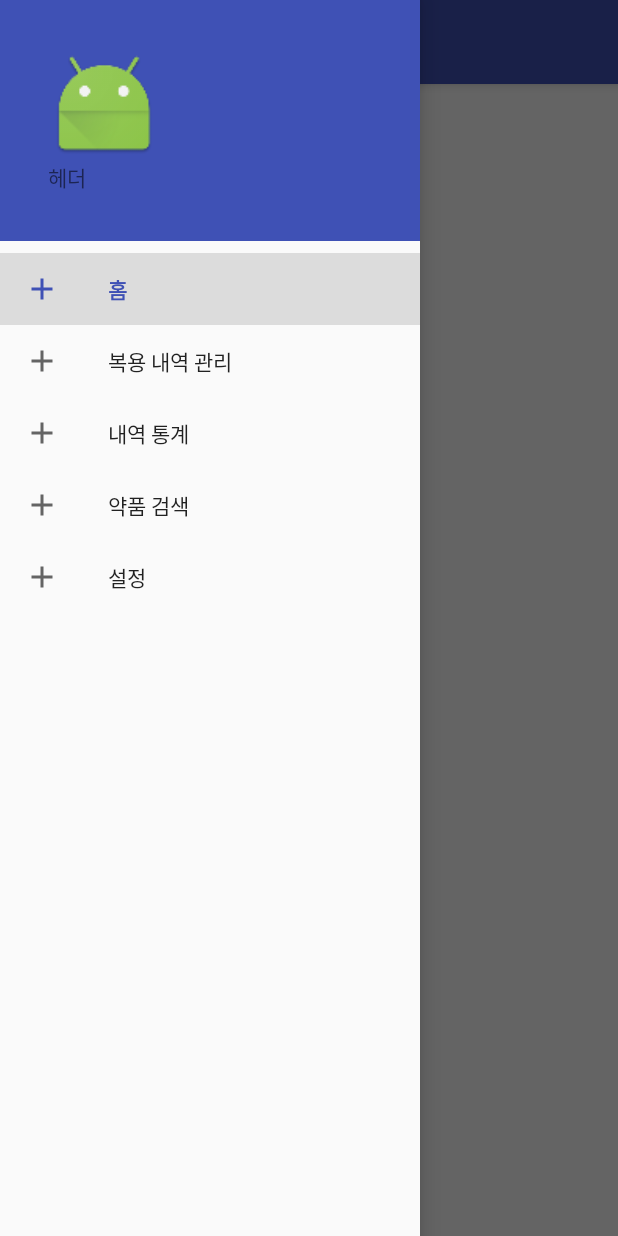
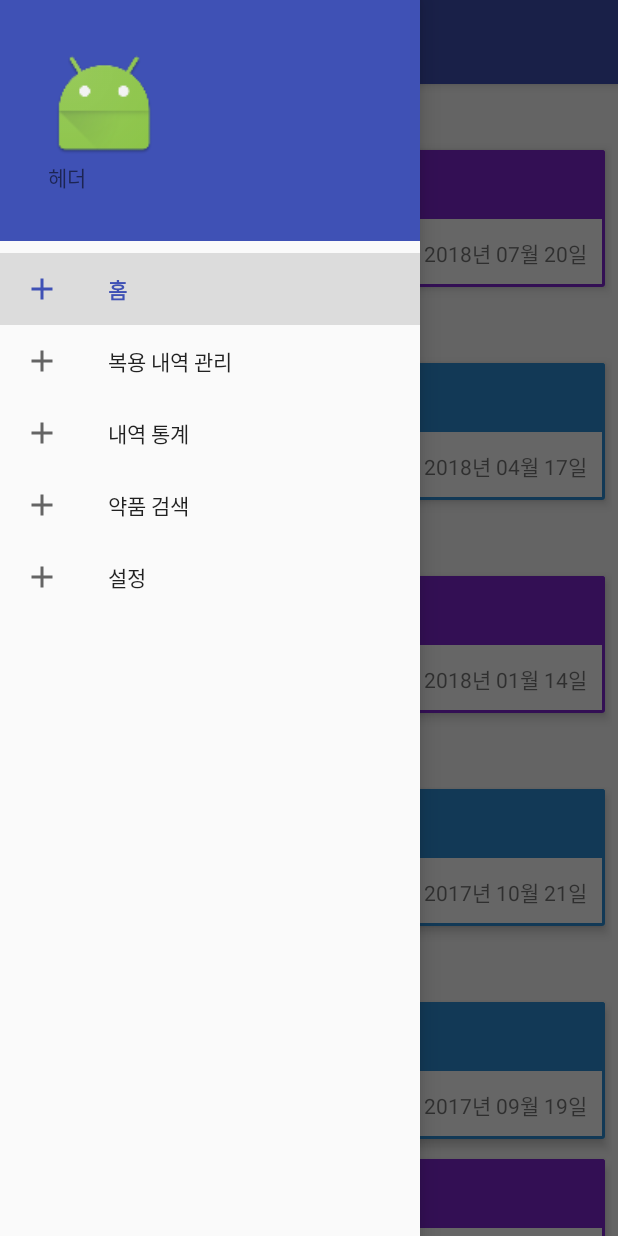
Before and after one commit to TheChicks/Conditionform-android, an Android app: the fragment HistoryFragment placed in its activity, with the side drawer open, on a phone screen of 412 x 824 dp. Run offline under Robolectric (Android 15) with nearby library versions, the light colour scheme and no system bars; our stand-ins replace ButterKnife.

Commit message:
#13 복용내역 관리 화면 구현

```diff
--- a/app/src/main/java/com/thechicks/conditionform/HistoryFragment.java
+++ b/app/src/main/java/com/thechicks/conditionform/HistoryFragment.java
@@ -30,6 +30,8 @@ public class HistoryFragment extends Fragment {
 
     @Bind(R.id.recyclerView_history)
     RecyclerView rvHistory;
+
+    HistoryListAdapter mHistoryListAdapter;
 
     public HistoryFragment() {
         // Required empty public constructor
@@ -67,6 +69,9 @@ public class HistoryFragment extends Fragment {
         rvHistory.setLayoutManager(new LinearLayoutManager(getActivity(), LinearLayoutManager.VERTICAL, false));
         rvHistory.setHasFixedSize(true);
 
+        mHistoryListAdapter = new HistoryListAdapter(getActivity());
+        rvHistory.setAdapter(mHistoryListAdapter);
+
 
 
     }
--- a/app/src/main/java/com/thechicks/conditionform/HistoryHeaderViewHolder.java
+++ b/app/src/main/java/com/thechicks/conditionform/HistoryHeaderViewHolder.java
@@ -39,9 +39,9 @@ public class HistoryHeaderViewHolder extends RecyclerView.ViewHolder {
         ButterKnife.bind(this, mView);
     }
 
-    public void bind(int year, int month) {
+    public void bind(String head) {
 
-        tvDate.setText(year + "년 " + month + "일");
+        tvDate.setText(head);
 
     }
 }
--- a/app/src/main/java/com/thechicks/conditionform/HistoryItem.java
+++ b/app/src/main/java/com/thechicks/conditionform/HistoryItem.java
@@ -12,6 +12,16 @@ public class HistoryItem {
     long dateStart;  //시작일
     long dateEnd;  //종료일
 
+    //정렬 용도
+    int dateStartYear;
+    int dateStartMonth;
+    int dateStartDay;
+
+    int dateEndYear;
+    int dateEndMonth;
+    int dateEndDay;
+
+    //Todo: 이거 어떻게 할지... 수정 필요
     int type;  //식사, 시간마다. type에 따라 뷰가 바뀐다.
 
     //시간마다.
@@ -19,7 +29,66 @@ public class HistoryItem {
 
     String strDosageType;
 
+    //날짜 분리
+    public void dateSlice() {
+        this.dateStartYear = TimeUtils.timestampToYear(dateStart);
+        this.dateStartMonth = TimeUtils.timestampToMonth(dateStart);
+        this.dateStartDay = TimeUtils.timestampToDay(dateStart);
+
+        this.dateEndYear = TimeUtils.timestampToYear(dateStart);
+        this.dateEndMonth = TimeUtils.timestampToMonth(dateStart);
+        this.dateEndDay = TimeUtils.timestampToDay(dateStart);
+    }
+
     public HistoryItem() {
+    }
+
+    public int getDateStartYear() {
+        return dateStartYear;
+    }
+
+    public void setDateStartYear(int dateStartYear) {
+        this.dateStartYear = dateStartYear;
+    }
+
+    public int getDateStartMonth() {
+        return dateStartMonth;
+    }
+
+    public void setDateStartMonth(int dateStartMonth) {
+        this.dateStartMonth = dateStartMonth;
+    }
+
+    public int getDateStartDay() {
+        return dateStartDay;
+    }
+
+    public void setDateStartDay(int dateStartDay) {
+        this.dateStartDay = dateStartDay;
+    }
+
+    public int getDateEndYear() {
+        return dateEndYear;
+    }
+
+    public void setDateEndYear(int dateEndYear) {
+        this.dateEndYear = dateEndYear;
+    }
+
+    public int getDateEndMonth() {
+        return dateEndMonth;
+    }
+
+    public void setDateEndMonth(int dateEndMonth) {
+        this.dateEndMonth = dateEndMonth;
+    }
+
+    public int getDateEndDay() {
+        return dateEndDay;
+    }
+
+    public void setDateEndDay(int dateEndDay) {
+        this.dateEndDay = dateEndDay;
     }
 
     public String getColor() {
@@ -96,5 +165,7 @@ public class HistoryItem {
         this.type = type;
         this.timeInterval = timeInterval;
         this.strDosageType = strDosageType;
+
+        dateSlice();
     }
 }
--- a/app/src/main/java/com/thechicks/conditionform/HistoryListAdapter.java
+++ b/app/src/main/java/com/thechicks/conditionform/HistoryListAdapter.java
@@ -2,9 +2,12 @@ package com.thechicks.conditionform;
 
 import android.content.Context;
 import android.support.v7.widget.RecyclerView;
+import android.text.TextUtils;
 import android.view.ViewGroup;
 
 import java.util.ArrayList;
+import java.util.Collections;
+import java.util.Comparator;
 
 /**
  * Created by Administrator on 2016-04-24.
@@ -15,40 +18,122 @@ public class HistoryListAdapter extends RecyclerView.Adapter<RecyclerView.ViewHo
     public static final int VIEW_TYPE_HEADER = 1;  //헤더
 
     private final Context mContext;
-    private final ArrayList<HistoryItem> mHistoryItems;
+    private ArrayList<HistoryItem> mHistoryItemArrayList;  //DB에서 받아온 아이템 보관용(헤더 처리전)
+    private final ArrayList<Object> mHistoryHeaderExistArrayList;  //실제로 보이는 아이템(헤더 처리 후)
 
     //item click event
     private OnListItemClickListener mOnListItemClickListener;
 
-    public interface OnListItemClickListener{
+    public interface OnListItemClickListener {
         void onListItemClick(HistoryItem historyItem);
     }
 
-    public void setOnListItemClickListener(OnListItemClickListener listener){
+    public void setOnListItemClickListener(OnListItemClickListener listener) {
         mOnListItemClickListener = listener;
     }
 
     public HistoryListAdapter(Context context) {
         mContext = context;
-        mHistoryItems = new ArrayList<>();
+        mHistoryItemArrayList = new ArrayList<>();
+        mHistoryHeaderExistArrayList = new ArrayList<>();
 
         initData();
     }
 
     //dummy data
     public void initData() {
+        int i = 0;
 
+        addItem(new HistoryItem("#2c90d7", "안약", R.mipmap.ic_launcher, 1451828241L, 1451828241L, 0, 2, "2시간마다"), i++);
+        addItem(new HistoryItem("#7f26d3", "감기", R.mipmap.ic_launcher, 1454593041L, 1454593041L, 0, 2, "매일"), i++);
+        addItem(new HistoryItem("#7f26d3", "감기", R.mipmap.ic_launcher, 1457271441L, 1457271441L, 0, 2, "매일"), i++);
+        addItem(new HistoryItem("#2c90d7", "안약", R.mipmap.ic_launcher, 1457357841L, 1457357841L, 0, 2, "2시간마다"), i++);
+        addItem(new HistoryItem("#2c90d7", "안약", R.mipmap.ic_launcher, 1460209041L, 1460209041L, 0, 2, "2시간마다"), i++);
+        addItem(new HistoryItem("#2c90d7", "안약", R.mipmap.ic_launcher, 1457357841L, 1457357841L, 0, 2, "2시간마다"), i++);
+        addItem(new HistoryItem("#2c90d7", "안약", R.mipmap.ic_launcher, 1476193041L, 1476193041L, 0, 2, "2시간마다"), i++);
+        addItem(new HistoryItem("#7f26d3", "감기", R.mipmap.ic_launcher, 1465738641L, 1465738641L, 0, 2, "매일"), i++);
+        addItem(new HistoryItem("#2c90d7", "안약", R.mipmap.ic_launcher, 1497361041L, 1497361041L, 0, 2, "2시간마다"), i++);
+        addItem(new HistoryItem("#2c90d7", "안약", R.mipmap.ic_launcher, 1508593041L, 1508593041L, 0, 2, "2시간마다"), i++);
+        addItem(new HistoryItem("#7f26d3", "감기", R.mipmap.ic_launcher, 1515937041L, 1515937041L, 0, 2, "매일"), i++);
+        addItem(new HistoryItem("#2c90d7", "안약", R.mipmap.ic_launcher, 1459863441L, 1459863441L, 0, 2, "2시간마다"), i++);
+        addItem(new HistoryItem("#7f26d3", "감기", R.mipmap.ic_launcher, 1502890641L, 1502890641L, 0, 2, "매일"), i++);
+        addItem(new HistoryItem("#2c90d7", "안약", R.mipmap.ic_launcher, 1523972241L, 1523972241L, 0, 2, "2시간마다"), i++);
+        addItem(new HistoryItem("#7f26d3", "감기", R.mipmap.ic_launcher, 1505741841L, 1505741841L, 0, 2, "매일"), i++);
+        addItem(new HistoryItem("#7f26d3", "감기", R.mipmap.ic_launcher, 1462887441L, 1462887441L, 0, 2, "매일"), i++);
+        addItem(new HistoryItem("#2c90d7", "안약", R.mipmap.ic_launcher, 1505828241L, 1505828241L, 0, 2, "2시간마다"), i++);
+        addItem(new HistoryItem("#7f26d3", "감기", R.mipmap.ic_launcher, 1532093841L, 1532093841L, 0, 2, "매일"), i++);
+        addItem(new HistoryItem("#7f26d3", "감기", R.mipmap.ic_launcher, 1451741841L, 1451741841L, 0, 2, "매일"), i++);
+        addItem(new HistoryItem("#2c90d7", "안약", R.mipmap.ic_launcher, 1457357841L, 1457357841L, 0, 2, "2시간마다"), i++);
+
+        sortHistoryList(mHistoryItemArrayList);
+        insertHeaderView();
     }
 
-    //Todo: 헤더인지 판단할 것
+    //헤더 처리전에 정렬
+    private void sortHistoryList(ArrayList<HistoryItem> list) {
+        mHistoryItemArrayList = list;
+
+        //Todo: 리펙토링 1순위
+        //내림차순 정렬
+        Collections.sort(mHistoryItemArrayList, new Comparator<HistoryItem>() {
+
+            @Override
+            public int compare(HistoryItem lhs, HistoryItem rhs) {
+                int lhsDateStartYear = lhs.getDateStartYear();
+                int rhsDateStartYear = rhs.getDateStartYear();
+                if (lhsDateStartYear > rhsDateStartYear) {
+                    return -1;
+                } else if (lhsDateStartYear == rhsDateStartYear) {
+                    int lhsDateStartMonth = lhs.getDateStartMonth();
+                    int rhsDateStartMonth = rhs.getDateStartMonth();
+                    if (lhsDateStartMonth > rhsDateStartMonth) {
+                        return -1;
+                    } else if (lhsDateStartMonth == rhsDateStartMonth) {
+                        int lhsDateStartDay = lhs.getDateStartDay();
+                        int rhsDateStartDay = rhs.getDateStartDay();
+                        if (lhsDateStartDay > rhsDateStartDay) {
+                            return -1;
+                        } else if (lhsDateStartDay == rhsDateStartDay) {
+                            return 0;
+                        } else {
+                            return 1;
+                        }
+                    } else {
+                        return 1;
+                    }
+                } else {
+                    return 1;
+                }
+            }
+        });
+    }
+
+    //헤더 삽입
+    private void insertHeaderView() {
+        mHistoryHeaderExistArrayList.clear();
+
+        String lastHeader = "";
+        for (int i = 0; i < mHistoryItemArrayList.size(); i++) {
+            HistoryItem historyItem = mHistoryItemArrayList.get(i);
+
+            String header = historyItem.getDateStartYear() + "년 " + historyItem.getDateStartMonth() + "월";
+            if (!TextUtils.equals(lastHeader, header)) {
+                mHistoryHeaderExistArrayList.add(header);
+                lastHeader = header;
+            }
+            mHistoryHeaderExistArrayList.add(historyItem);
+        }
+    }
+
+    //헤더인지 판단
     @Override
     public int getItemViewType(int position) {
-        return super.getItemViewType(position);
+        return mHistoryHeaderExistArrayList.get(position) instanceof String ? VIEW_TYPE_HEADER : VIEW_TYPE_NORMAL;
     }
 
     @Override
     public RecyclerView.ViewHolder onCreateViewHolder(ViewGroup parent, int viewType) {
-        switch (viewType){
+        switch (viewType) {
             case VIEW_TYPE_HEADER:
                 return HistoryHeaderViewHolder.newInstance(parent);
             case VIEW_TYPE_NORMAL:
@@ -60,23 +145,27 @@ public class HistoryListAdapter extends RecyclerView.Adapter<RecyclerView.ViewHo
     @Override
     public void onBindViewHolder(RecyclerView.ViewHolder holder, int position) {
 
-        HistoryItem historyItem = mHistoryItems.get(position);
+        Object item = mHistoryHeaderExistArrayList.get(position);
 
-
+        if (holder instanceof HistoryNormalViewHolder) {
+            ((HistoryNormalViewHolder) holder).bind((HistoryItem) item);
+        } else {
+            ((HistoryHeaderViewHolder) holder).bind((String) item);
+        }
     }
 
     @Override
     public int getItemCount() {
-        return mHistoryItems.size();
+        return mHistoryHeaderExistArrayList.size();
     }
 
     public void addItem(HistoryItem historyItem, int position) {
-        mHistoryItems.add(position, historyItem);
+        mHistoryItemArrayList.add(position, historyItem);
         notifyItemInserted(position);
     }
 
     public void removeItem(int position) {
-        mHistoryItems.remove(position);
+        mHistoryItemArrayList.remove(position);
         notifyItemRemoved(position);
     }
 }
--- a/app/src/main/java/com/thechicks/conditionform/PillSearchListAdapter.java
+++ b/app/src/main/java/com/thechicks/conditionform/PillSearchListAdapter.java
@@ -7,7 +7,7 @@ import android.view.ViewGroup;
 import java.util.ArrayList;
 
 /**
- * Created by Administrator on 2016-04-11.
+ * Created by opklnm102 on 2016-04-11.
  */
 public class PillSearchListAdapter extends RecyclerView.Adapter<RecyclerView.ViewHolder>{
 
--- a/app/src/main/java/com/thechicks/conditionform/PillSearchViewHolder.java
+++ b/app/src/main/java/com/thechicks/conditionform/PillSearchViewHolder.java
@@ -12,7 +12,7 @@ import butterknife.Bind;
 import butterknife.ButterKnife;
 
 /**
- * Created by Administrator on 2016-04-11.
+ * Created by opklnm102 on 2016-04-11.
  */
 public class PillSearchViewHolder extends RecyclerView.ViewHolder{
     @Bind(R.id.ivPillImg)
```
Also changed, not shown: app/src/main/res/layout/item_list_history_header.xml (+26 -24 lines).
